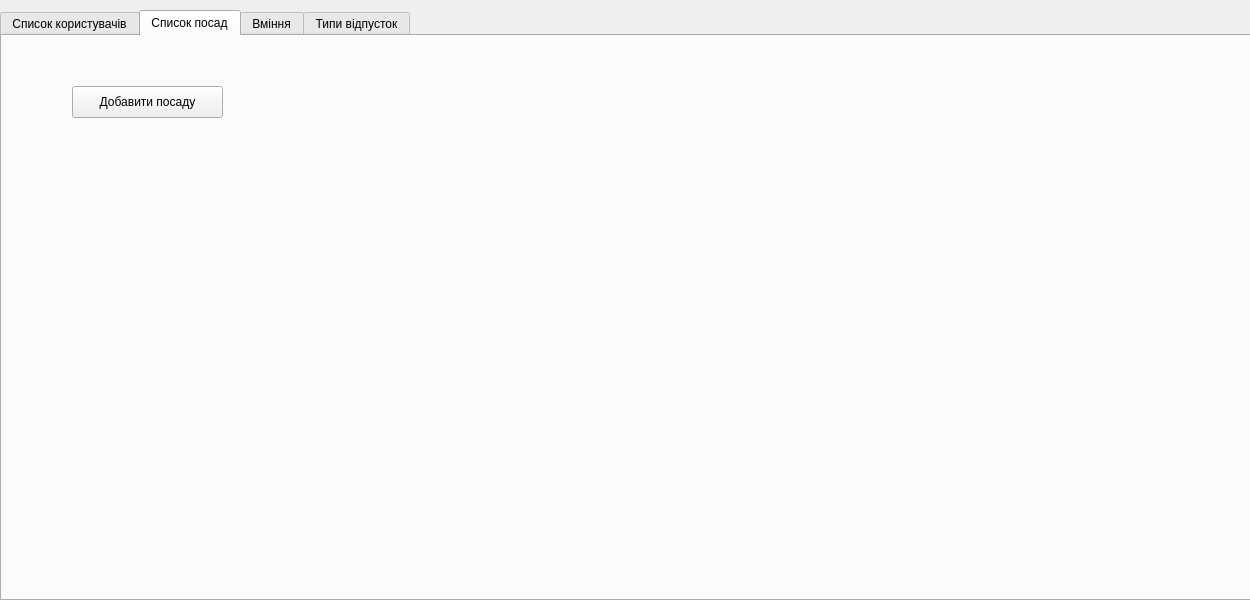
First picture: the form in mainwindow.ui, repository chepiga1995/db_project, before the edit.
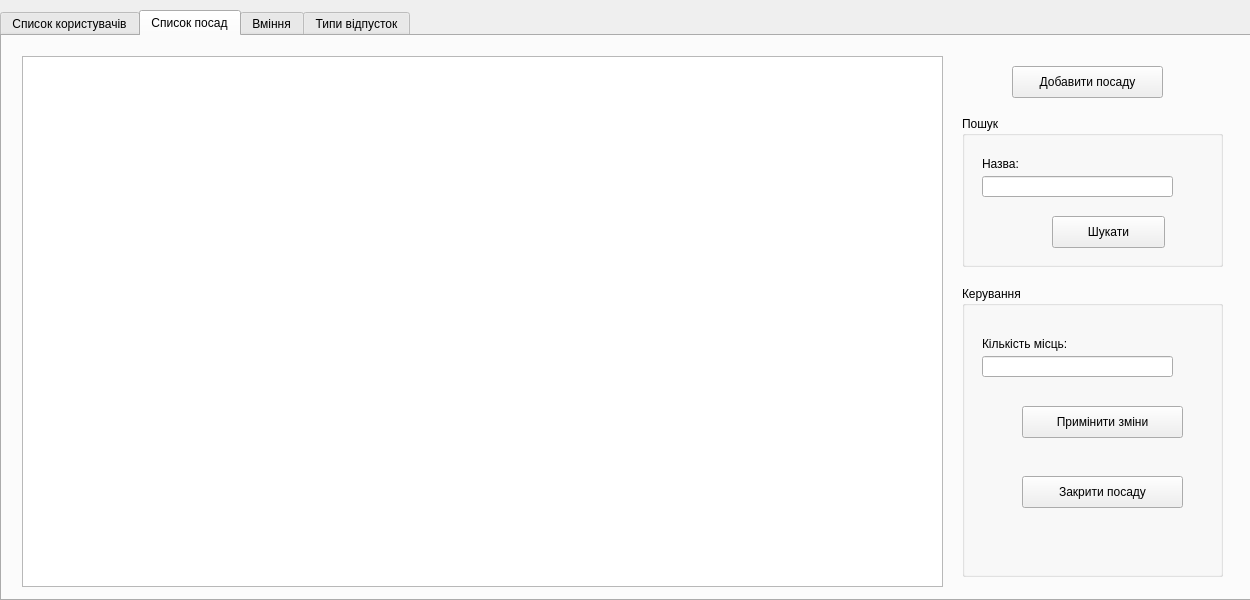
Second picture: the form after the edit. The open tabs and pages were chosen to show the change.

Commit message: add posts view

Patch:
```diff
--- a/mainwindow.ui
+++ b/mainwindow.ui
@@ -115,8 +115,8 @@
      <widget class="QPushButton" name="pushButton">
       <property name="geometry">
        <rect>
-        <x>70</x>
-        <y>50</y>
+        <x>1010</x>
+        <y>30</y>
         <width>151</width>
         <height>32</height>
        </rect>
@@ -125,6 +125,157 @@
        <string>Добавити посаду</string>
       </property>
      </widget>
+     <widget class="QTableView" name="tableViewPost">
+      <property name="geometry">
+       <rect>
+        <x>20</x>
+        <y>20</y>
+        <width>921</width>
+        <height>531</height>
+       </rect>
+      </property>
+      <property name="sizeAdjustPolicy">
+       <enum>QAbstractScrollArea::AdjustToContentsOnFirstShow</enum>
+      </property>
+      <property name="selectionBehavior">
+       <enum>QAbstractItemView::SelectRows</enum>
+      </property>
+      <property name="sortingEnabled">
+       <bool>true</bool>
+      </property>
+      <property name="wordWrap">
+       <bool>true</bool>
+      </property>
+      <attribute name="horizontalHeaderCascadingSectionResizes">
+       <bool>false</bool>
+      </attribute>
+      <attribute name="horizontalHeaderDefaultSectionSize">
+       <number>200</number>
+      </attribute>
+      <attribute name="horizontalHeaderMinimumSectionSize">
+       <number>40</number>
+      </attribute>
+      <attribute name="horizontalHeaderStretchLastSection">
+       <bool>true</bool>
+      </attribute>
+      <attribute name="verticalHeaderCascadingSectionResizes">
+       <bool>false</bool>
+      </attribute>
+      <attribute name="verticalHeaderDefaultSectionSize">
+       <number>80</number>
+      </attribute>
+     </widget>
+     <widget class="QGroupBox" name="groupSearch">
+      <property name="geometry">
+       <rect>
+        <x>960</x>
+        <y>80</y>
+        <width>261</width>
+        <height>151</height>
+       </rect>
+      </property>
+      <property name="title">
+       <string>Пошук</string>
+      </property>
+      <widget class="QPushButton" name="postSearch">
+       <property name="geometry">
+        <rect>
+         <x>90</x>
+         <y>100</y>
+         <width>113</width>
+         <height>32</height>
+        </rect>
+       </property>
+       <property name="text">
+        <string>Шукати</string>
+       </property>
+      </widget>
+      <widget class="QLineEdit" name="postNameSearch">
+       <property name="geometry">
+        <rect>
+         <x>20</x>
+         <y>60</y>
+         <width>191</width>
+         <height>21</height>
+        </rect>
+       </property>
+      </widget>
+      <widget class="QLabel" name="label_9">
+       <property name="geometry">
+        <rect>
+         <x>20</x>
+         <y>40</y>
+         <width>59</width>
+         <height>16</height>
+        </rect>
+       </property>
+       <property name="text">
+        <string>Назва:</string>
+       </property>
+      </widget>
+     </widget>
+     <widget class="QGroupBox" name="groupManage">
+      <property name="geometry">
+       <rect>
+        <x>960</x>
+        <y>250</y>
+        <width>261</width>
+        <height>291</height>
+       </rect>
+      </property>
+      <property name="title">
+       <string>Керування</string>
+      </property>
+      <widget class="QLineEdit" name="postNewAmount">
+       <property name="geometry">
+        <rect>
+         <x>20</x>
+         <y>70</y>
+         <width>191</width>
+         <height>21</height>
+        </rect>
+       </property>
+      </widget>
+      <widget class="QLabel" name="label_10">
+       <property name="geometry">
+        <rect>
+         <x>20</x>
+         <y>50</y>
+         <width>131</width>
+         <height>16</height>
+        </rect>
+       </property>
+       <property name="text">
+        <string>Кількість місць:</string>
+       </property>
+      </widget>
+      <widget class="QPushButton" name="postApplyNewAmount">
+       <property name="geometry">
+        <rect>
+         <x>60</x>
+         <y>120</y>
+         <width>161</width>
+         <height>32</height>
+        </rect>
+       </property>
+       <property name="text">
+        <string>Примінити зміни</string>
+       </property>
+      </widget>
+      <widget class="QPushButton" name="postClose">
+       <property name="geometry">
+        <rect>
+         <x>60</x>
+         <y>190</y>
+         <width>161</width>
+         <height>32</height>
+        </rect>
+       </property>
+       <property name="text">
+        <string>Закрити посаду</string>
+       </property>
+      </widget>
+     </widget>
     </widget>
     <widget class="QWidget" name="skills">
      <attribute name="title">
```
Left out of the diff: 4 changed lines with no effect on the pictures. The commit also changes 7 other files.
